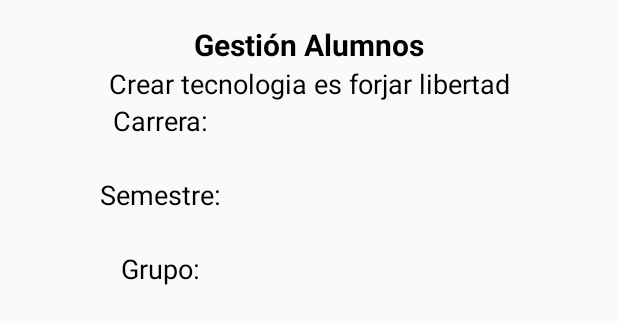
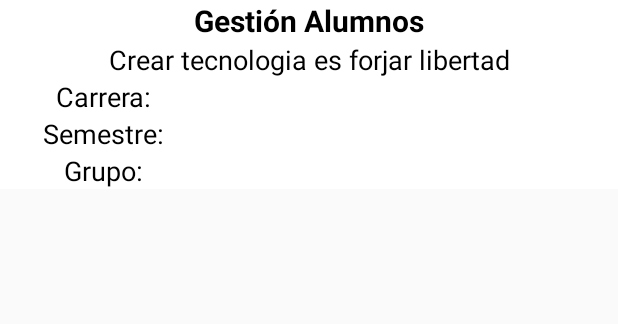
Before and after one commit to jorgemanon/Escuela, an Android app: the layout falumnos.xml on its own in the app's theme, with its tools: preview values and no code run, on a phone screen of 412 x 824 dp. Shown: the top 324 px of the screen. Run offline under Robolectric (Android 15) with nearby library versions, the phone set to English and light mode, and no system bars.

Commit message:
Agregando a repositorio

```diff
--- a/app/src/main/AndroidManifest.xml
+++ b/app/src/main/AndroidManifest.xml
@@ -21,7 +21,6 @@
             </intent-filter>
         </activity>
         <activity android:name=".Principal"></activity>
-        <activity android:name=".ColapseActivity"></activity>
     </application>
 
 </manifest>
--- /dev/null
+++ b/app/src/main/java/com/jje/programacion/escuela/utilerias/Item.java
@@ -0,0 +1,4 @@
+package com.jje.programacion.escuela.utilerias;
+
+abstract public class Item {
+}
--- a/app/src/main/res/layout/falumnos.xml
+++ b/app/src/main/res/layout/falumnos.xml
@@ -1,33 +1,31 @@
-<android.support.constraint.ConstraintLayout xmlns:android="http://schemas.android.com/apk/res/android"
+<android.support.design.widget.CoordinatorLayout xmlns:android="http://schemas.android.com/apk/res/android"
+    xmlns:tools="http://schemas.android.com/tools"
     xmlns:app="http://schemas.android.com/apk/res-auto"
-    xmlns:tools="http://schemas.android.com/tools"
+    android:layout_width="match_parent"
+    android:layout_height="match_parent">
+
+    <android.support.design.widget.AppBarLayout
+        android:id="@+id/MyAppbar"
+        android:layout_width="match_parent"
+        android:layout_height="wrap_content"
+        android:background="@color/blanco"
+        android:fitsSystemWindows="true">
+
+        <android.support.design.widget.CollapsingToolbarLayout
+            android:id="@+id/collapse_toolbar"
             android:layout_width="match_parent"
             android:layout_height="match_parent"
-    tools:context=".FAlumnos">
+            app:layout_collapseMode="parallax"
+            app:layout_scrollFlags="scroll|exitUntilCollapsed"
+            android:fitsSystemWindows="true">
 
             <LinearLayout
-        android:layout_width="0dp"
-        android:layout_height="200dp"
-        android:layout_marginLeft="8dp"
-        android:layout_marginRight="8dp"
-        android:layout_marginTop="16dp"
+                android:layout_width="match_parent"
+                android:layout_height="match_parent"
                 android:orientation="vertical"
-        android:theme="@style/AppTheme"
-        app:layout_constraintLeft_toLeftOf="parent"
-        app:layout_constraintRight_toRightOf="parent"
-        app:layout_constraintTop_toTopOf="parent"
-        app:layout_constraintHorizontal_bias="0.0"
-        android:layout_marginStart="8dp"
-        android:layout_marginEnd="8dp"
-        android:id="@+id/linearLayout">
-
-        <TextView
-            style="@style/titulo"
-            android:text="Gestión Alumnos" />
-
-        <TextView
-            style="@style/subtitulo"
-            android:text="Crear tecnologia es forjar libertad" />
+                android:id="@+id/lFiltro">
+                <TextView style="@style/titulo" android:text="Gestión Alumnos" />
+                <TextView style="@style/subtitulo" android:text="Crear tecnologia es forjar libertad" />
 
                 <LinearLayout
                     android:layout_width="match_parent"
@@ -35,14 +33,8 @@
                     android:layout_weight="1"
                     android:orientation="horizontal">
 
-            <TextView
-                style="@style/subtitulo"
-                android:layout_weight="1"
-                android:text="Carrera:"/>
-            <Spinner
-                android:id="@+id/sCarrera"
-                android:layout_weight="1"
-                style="@style/spinner"/>
+                    <TextView style="@style/subtitulo" android:layout_weight="2" android:text="Carrera:"/>
+                    <Spinner android:id="@+id/sCarrera" android:layout_weight="1" style="@style/spinner"/>
 
                 </LinearLayout>
 
@@ -52,15 +44,8 @@
                     android:layout_weight="1"
                     android:orientation="horizontal">
 
-            <TextView
-                style="@style/subtitulo"
-                android:layout_weight="1"
-                android:text="Semestre:" />
-
-            <Spinner
-                android:id="@+id/sSemestre"
-                style="@style/spinner"
-                android:layout_weight="1" />
+                    <TextView style="@style/subtitulo" android:layout_weight="2" android:text="Semestre:" />
+                    <Spinner android:id="@+id/sSemestre" style="@style/spinner" android:layout_weight="1" />
 
                 </LinearLayout>
 
@@ -70,31 +55,34 @@
                     android:layout_weight="1"
                     android:orientation="horizontal">
 
-            <TextView
-                style="@style/subtitulo"
-                android:layout_weight="1"
-                android:text="Grupo:"/>
-            <Spinner
-                android:id="@+id/sGrupo"
-                android:layout_weight="1"
-                style="@style/spinner"/>
+                    <TextView style="@style/subtitulo" android:layout_weight="2" android:text="Grupo:"/>
+                    <Spinner android:id="@+id/sGrupo" android:layout_weight="1" style="@style/spinner"/>
 
                 </LinearLayout>
             </LinearLayout>
+        </android.support.design.widget.CollapsingToolbarLayout>
+
+    </android.support.design.widget.AppBarLayout>
+
+
+    <android.support.v4.widget.NestedScrollView
+        android:layout_width="match_parent"
+        android:layout_height="match_parent"
+        android:layout_gravity="fill_vertical"
+        app:layout_behavior="@string/appbar_scrolling_view_behavior">
+
+        <LinearLayout
+            android:layout_width="match_parent"
+            android:layout_height="match_parent"
+            android:orientation="vertical"
+            android:paddingTop="24dp">
 
             <android.support.v7.widget.RecyclerView
-        android:id="@+id/recyclerAlumno"
-        android:layout_width="0dp"
-        android:layout_height="0dp"
-        android:layout_marginBottom="8dp"
-        android:layout_marginLeft="8dp"
-        android:layout_marginRight="8dp"
-        android:layout_marginTop="8dp"
-        app:layout_constraintBottom_toBottomOf="parent"
-        app:layout_constraintLeft_toLeftOf="parent"
-        app:layout_constraintRight_toRightOf="parent"
-        app:layout_constraintTop_toBottomOf="@+id/linearLayout"
-        android:layout_marginStart="8dp"
-        android:layout_marginEnd="8dp" />
+                android:id="@+id/rvAlumno"
+                android:layout_width="match_parent"
+                android:layout_height="match_parent" />
 
-</android.support.constraint.ConstraintLayout>
+        </LinearLayout>
+
+    </android.support.v4.widget.NestedScrollView>
+</android.support.design.widget.CoordinatorLayout>
```
Also changed, not shown: app/src/main/java/com/jje/programacion/escuela/utilerias/Alumno.java (+5 -13 lines), app/src/main/java/com/jje/programacion/escuela/utilerias/AlumnoAdapter.java (+34 -32 lines), app/src/main/java/com/jje/programacion/escuela/utilerias/AlumnoViewHolder.java (added, +54 -0 lines), app/src/main/java/com/jje/programacion/escuela/utilerias/Footer.java (added, +8 -0 lines), app/src/main/java/com/jje/programacion/escuela/utilerias/FooterViewHolder.java (added, +16 -0 lines), app/src/main/java/com/jje/programacion/escuela/utilerias/RecyclerUtileria.java (deleted, +0 -19 lines), app/src/main/res/layout/activity_colapse.xml (deleted, +0 -99 lines), app/src/main/res/layout/footer.xml (added, +13 -0 lines), app/src/main/res/layout/item_alumno.xml (added, +47 -0 lines), app/src/main/res/layout/itemalumno.xml (deleted, +0 -47 lines). Lines whose indentation alone changed are shown as unchanged.
